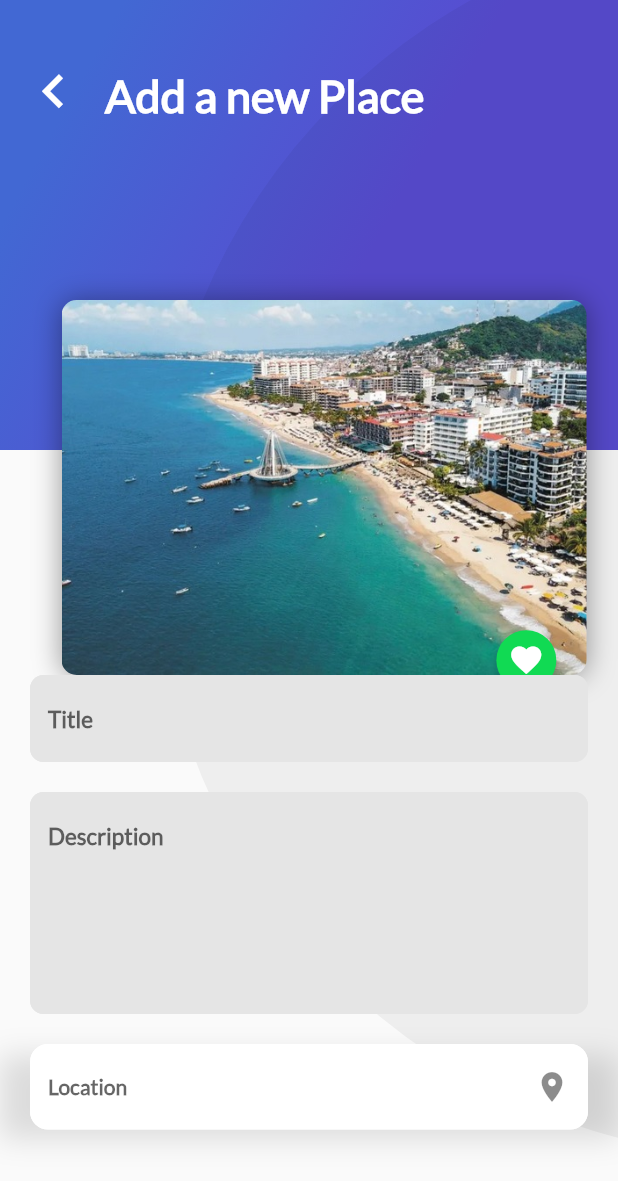
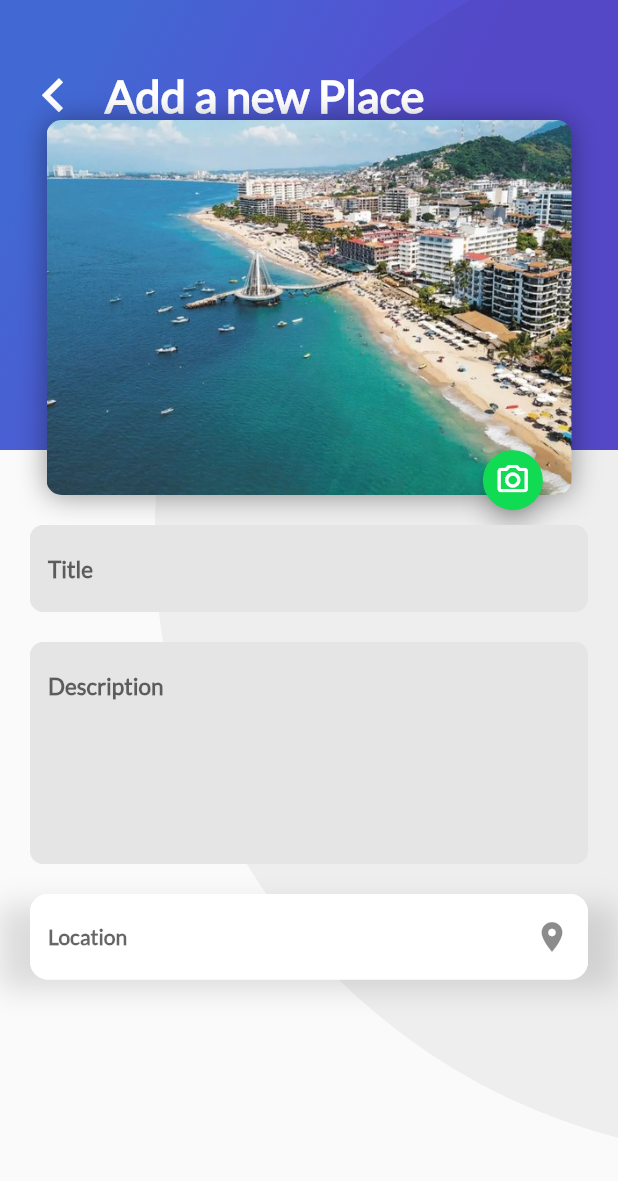
Before and after one commit to GregVaz/flutter-course, a Flutter app: the AddPlaceScreen screen opened directly, on a phone screen of 412 x 824 dp. Shown: the top 1181 px of the screen. Run offline on Flutter 3.47's test engine with Material 2 defaults, Android fonts, the phone set to English and light mode, and no system bars; our stand-ins replace cloud_firestore, firebase_auth, firebase_core, google_sign_in; missing offline and left inert: generic_bloc_provider; accounts and stored records are empty.

Commit message:
fix: add place widget image and field location

```diff
--- a/trips_app/lib/Place/ui/screens/add_place_screen.dart
+++ b/trips_app/lib/Place/ui/screens/add_place_screen.dart
@@ -33,7 +33,7 @@ class _AddPlaceScreen extends State<AddPlaceScreen> {
               Container(
                 padding: EdgeInsets.only(top: 25.0, left: 5.0),
                 child: SizedBox(
-                  height: 45.0,
+                  height: 40.0,
                   width: 45.0,
                   child: IconButton(
                     icon: Icon(Icons.keyboard_arrow_left, color: Colors.white, size: 45.0),
@@ -52,23 +52,24 @@ class _AddPlaceScreen extends State<AddPlaceScreen> {
             ],
           ),
           Container(
-            margin: EdgeInsets.only(top: 120, bottom: 20.0),
+            margin: EdgeInsets.only(bottom: 20.0),
             child: ListView(
               children: [
                 Container(
                   alignment: Alignment.center,
                   child: CardImageWithFabIcon(
                     pathImage: "assets/img/beach.jpg", //widget.image.path,
-                    iconData: Icons.camera,
+                    iconData: Icons.camera_alt_outlined,
                     onPressedFabIcon: () {
                       print("onPressedFabIcon");
                     },
                     height: 250.0,
                     width: 350.0,
+                    left: 0,
                   ),
                 ), // Foto
                 Container(
-                  margin: EdgeInsets.only(bottom: 20.0),
+                  margin: EdgeInsets.only(top: 20.0, bottom: 20.0),
                   child: TextInput(
                       hintText: "Title",
                       inputType: TextInputType.text,
--- a/trips_app/lib/Place/ui/widgets/cart_image_with_fab_icon.dart
+++ b/trips_app/lib/Place/ui/widgets/cart_image_with_fab_icon.dart
@@ -45,7 +45,7 @@ class CardImageWithFabIcon extends StatelessWidget {
     return Stack(
       alignment: Alignment(0.9, 1.1),
       children: [card, FloatingActionButtonGreen(
-        iconData: Icons.favorite,
+        iconData: iconData,
         onPressed: () {},
       )],
     );
```
